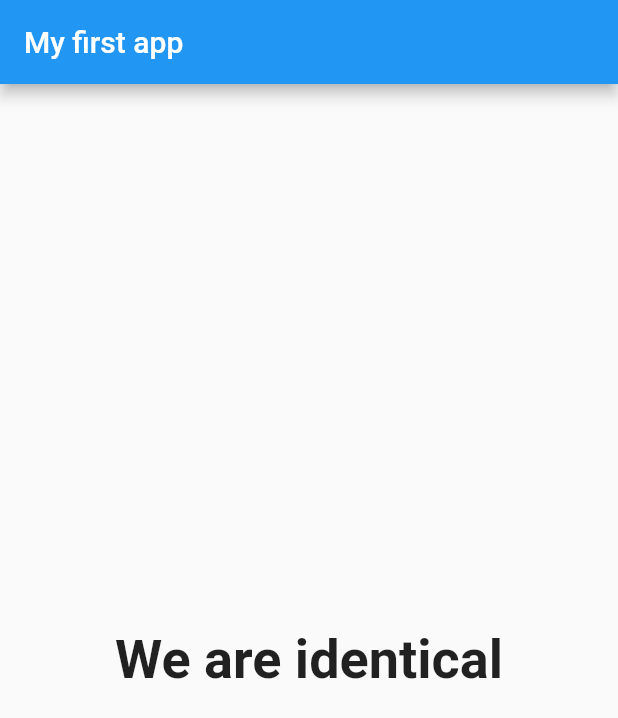
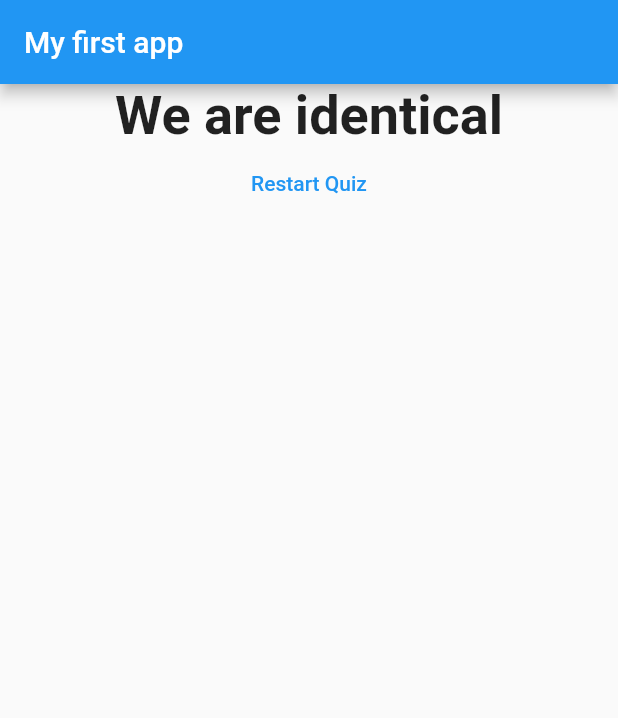
Before and after one commit to NirbhayVashisht/Quiz-App-Flutter, a Flutter app: the screen it shows after launch, after a tap on "red", after a tap on "Italian", after a tap on "Cow", on a phone screen of 412 x 824 dp. Shown: the top 718 px of the screen. Run offline on Flutter 3.47's test engine with Material 2 defaults, Android fonts, the phone set to English and light mode, and no system bars.

Commit message:
Reset Button Added

```diff
--- a/lib/main.dart
+++ b/lib/main.dart
@@ -16,6 +16,13 @@ class MyApp extends StatefulWidget {
 class _MyAppState extends State<MyApp> {
   var _questionIndex = 0;
   var _totalScore = 0;
+
+  void _resetQuiz(){
+    setState(() {
+      _questionIndex = 0;
+      _totalScore = 0;
+    });
+  }
 
   final _questions = const [
     {
@@ -70,7 +77,7 @@ class _MyAppState extends State<MyApp> {
                 questionIndex: _questionIndex,
                 questions: _questions,
               )
-            : Result(_totalScore),
+            : Result(_totalScore,_resetQuiz),
       ),
     );
   }
--- a/lib/result.dart
+++ b/lib/result.dart
@@ -2,18 +2,19 @@ import 'package:flutter/material.dart';
 
 class Result extends StatelessWidget {
   final int resultScore;
+  final Function resetQuiz;
 
-  Result(this.resultScore);
+  Result(this.resultScore, this.resetQuiz);
 
-  String get resultPhrase{
+  String get resultPhrase {
     var resultText = 'You did it';
-    if(resultScore == 3){
+    if (resultScore == 3) {
       resultText = 'We are identical';
-    }else if(resultScore>3 && resultScore<10){
+    } else if (resultScore > 3 && resultScore < 10) {
       resultText = 'You seem Nice';
-    }else if(resultScore>10 && resultScore <15){
+    } else if (resultScore > 10 && resultScore < 15) {
       resultText = 'You need improvement';
-    }else{
+    } else {
       resultText = 'Stay Away';
     }
     return resultText;
@@ -22,7 +23,9 @@ class Result extends StatelessWidget {
   @override
   Widget build(BuildContext context) {
     return Center(
-      child: Text(
+      child: Column(
+        children: <Widget>[
+          Text(
             resultPhrase,
             style: TextStyle(
               fontSize: 36,
@@ -30,6 +33,13 @@ class Result extends StatelessWidget {
             ),
             textAlign: TextAlign.center,
           ),
+          FlatButton(
+            onPressed: resetQuiz,
+            child: Text('Restart Quiz'),
+            textColor: Colors.blue,
+          )
+        ],
+      ),
     );
   }
 }
```
Lines whose indentation alone changed are shown as unchanged.
